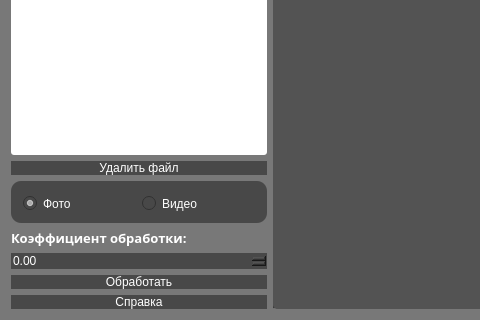
Playmishka/treshina, file form.ui: the form before one commit; both pictures show x 0 to 480 and y 366 to 686 of the 1109 by 686 pixel window.
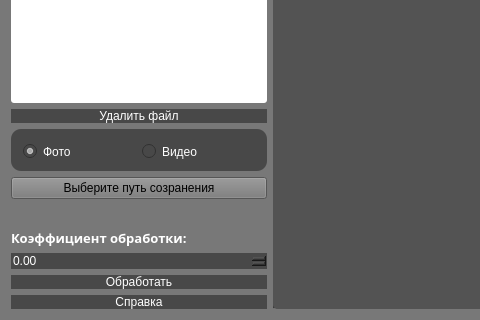
The form after the commit. Icons and pictures are not drawn.

Diff of the .ui file:
```diff
--- a/form.ui
+++ b/form.ui
@@ -163,6 +163,53 @@
        </layout>
       </widget>
      </item>
+     <item>
+      <layout class="QVBoxLayout" name="verticalLayout_5">
+       <property name="sizeConstraint">
+        <enum>QLayout::SetMinimumSize</enum>
+       </property>
+       <item>
+        <widget class="QPushButton" name="SelectPathButton">
+         <property name="sizePolicy">
+          <sizepolicy hsizetype="Minimum" vsizetype="Fixed">
+           <horstretch>0</horstretch>
+           <verstretch>0</verstretch>
+          </sizepolicy>
+         </property>
+         <property name="text">
+          <string>Выберите путь созранения</string>
+         </property>
+        </widget>
+       </item>
+       <item>
+        <widget class="QLabel" name="pathToSaveLabel">
+         <property name="sizePolicy">
+          <sizepolicy hsizetype="Fixed" vsizetype="Fixed">
+           <horstretch>0</horstretch>
+           <verstretch>0</verstretch>
+          </sizepolicy>
+         </property>
+         <property name="font">
+          <font>
+           <pointsize>12</pointsize>
+          </font>
+         </property>
+         <property name="styleSheet">
+          <string notr="true"/>
+         </property>
+         <property name="text">
+          <string/>
+         </property>
+         <property name="alignment">
+          <set>Qt::AlignBottom|Qt::AlignHCenter</set>
+         </property>
+         <property name="wordWrap">
+          <bool>false</bool>
+         </property>
+        </widget>
+       </item>
+      </layout>
+     </item>
      <item>
       <widget class="QLabel" name="Text">
        <property name="sizePolicy">
```
